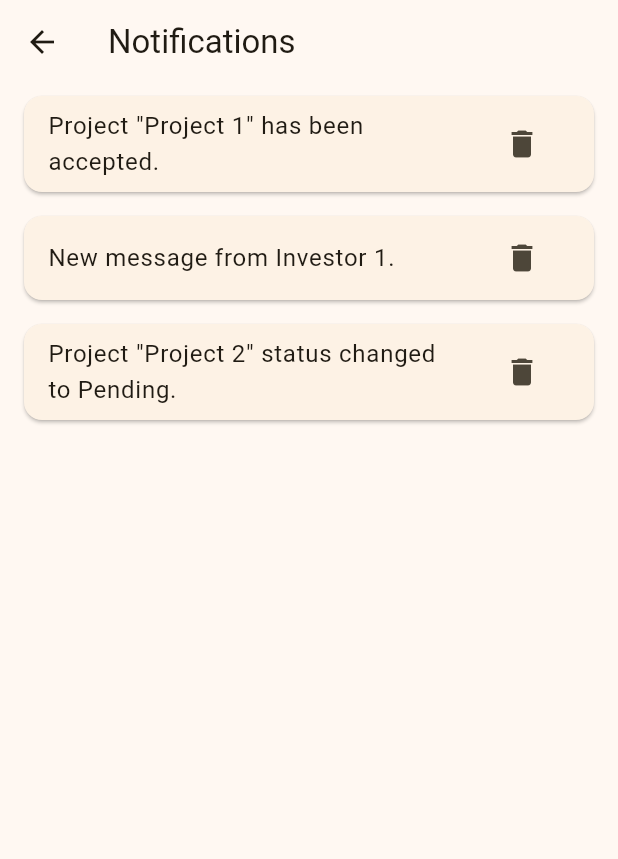
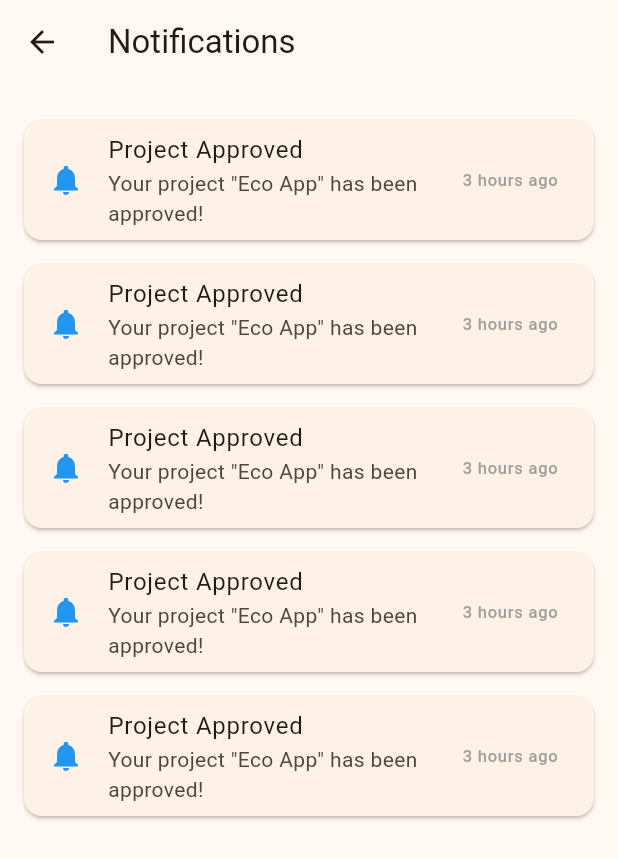
Before and after one commit to LechehebDjaafar/investme-v2, a Flutter app: the NotificationsScreen screen opened directly, on a phone screen of 412 x 824 dp. Shown: the top 859 px of the screen. Run offline on Flutter 3.47's test engine with Material 3 defaults, Android fonts, the phone set to English and light mode, and no system bars; our stand-ins replace cloud_firestore, firebase_auth, firebase_core, go_router, google_fonts, image_picker; accounts and stored records are empty.

Commit message:
InvestMe

```diff
--- a/lib/screens/entrepreneur/messages_screen.dart
+++ b/lib/screens/entrepreneur/messages_screen.dart
@@ -1,33 +1,18 @@
 import 'package:flutter/material.dart';
 
 class MessagesScreen extends StatelessWidget {
-  final List<Map<String, String>> messages = [
-    {'sender': 'Investor 1', 'lastMessage': 'Hello, I am interested in your project.'},
-    {'sender': 'Investor 2', 'lastMessage': 'Can we discuss the details?'},
-  ];
-
   @override
   Widget build(BuildContext context) {
     return Scaffold(
       appBar: AppBar(
         title: Text('Messages'),
       ),
-      body: ListView.builder(
-        itemCount: messages.length,
-        itemBuilder: (context, index) {
-          final message = messages[index];
-          return Card(
-            margin: EdgeInsets.symmetric(vertical: 8, horizontal: 16),
-            child: ListTile(
-              title: Text(message['sender']!),
-              subtitle: Text(message['lastMessage']!),
-              onTap: () {
-                // Navigate to Chat Screen
-                Navigator.pushNamed(context, '/entrepreneur/chat', arguments: message);
-              },
-            ),
-          );
-        },
+      body: Center(
+        child: Text(
+          'No messages yet.\nThis section will be used to communicate with investors.',
+          textAlign: TextAlign.center,
+          style: TextStyle(fontSize: 16, color: Colors.grey),
+        ),
       ),
     );
   }
--- a/lib/screens/entrepreneur/notifications_screen.dart
+++ b/lib/screens/entrepreneur/notifications_screen.dart
@@ -1,35 +1,51 @@
 import 'package:flutter/material.dart';
 
 class NotificationsScreen extends StatelessWidget {
-  final List<String> notifications = [
-    'Project "Project 1" has been accepted.',
-    'New message from Investor 1.',
-    'Project "Project 2" status changed to Pending.',
-  ];
-
   @override
   Widget build(BuildContext context) {
     return Scaffold(
       appBar: AppBar(
         title: Text('Notifications'),
       ),
-      body: ListView.builder(
-        itemCount: notifications.length,
-        itemBuilder: (context, index) {
-          return Card(
-            margin: EdgeInsets.symmetric(vertical: 8, horizontal: 16),
-            child: ListTile(
-              title: Text(notifications[index]),
-              trailing: IconButton(
-                icon: Icon(Icons.delete),
-                onPressed: () {
-                  // Delete the notification
-                },
-              ),
-            ),
-          );
-        },
+      body: Padding(
+        padding: const EdgeInsets.all(16.0),
+        child: ListView.builder(
+          itemCount: 5, // Example: Display 5 notifications
+          itemBuilder: (context, index) {
+            return NotificationTile(
+              title: 'Project Approved',
+              subtitle: 'Your project "Eco App" has been approved!',
+              timestamp: '3 hours ago',
+            );
+          },
+        ),
       ),
     );
   }
 }
+
+// Reusable notification tile component
+class NotificationTile extends StatelessWidget {
+  final String title;
+  final String subtitle;
+  final String timestamp;
+
+  const NotificationTile({
+    required this.title,
+    required this.subtitle,
+    required this.timestamp,
+  });
+
+  @override
+  Widget build(BuildContext context) {
+    return Card(
+      margin: EdgeInsets.symmetric(vertical: 8),
+      child: ListTile(
+        leading: Icon(Icons.notifications, color: Colors.blue),
+        title: Text(title),
+        subtitle: Text(subtitle),
+        trailing: Text(timestamp, style: TextStyle(color: Colors.grey)),
+      ),
+    );
+  }
+}
--- a/pubspec.yaml
+++ b/pubspec.yaml
@@ -42,6 +42,7 @@ dependencies:
   intl: ^0.20.2
   shared_preferences: ^2.5.2
   google_fonts: ^6.1.0
+  image_picker: ^1.1.2
 dev_dependencies:
   flutter_test:
     sdk: flutter
```
Also changed, not shown: lib/main.dart (+5 -6 lines), lib/screens/entrepreneur/edit_profile_screen.dart (added, +35 -0 lines), lib/screens/entrepreneur/main_screen.dart (added, +53 -0 lines), lib/screens/entrepreneur/profile_screen.dart (+225 -0 lines), pubspec.lock, 5 other files.
